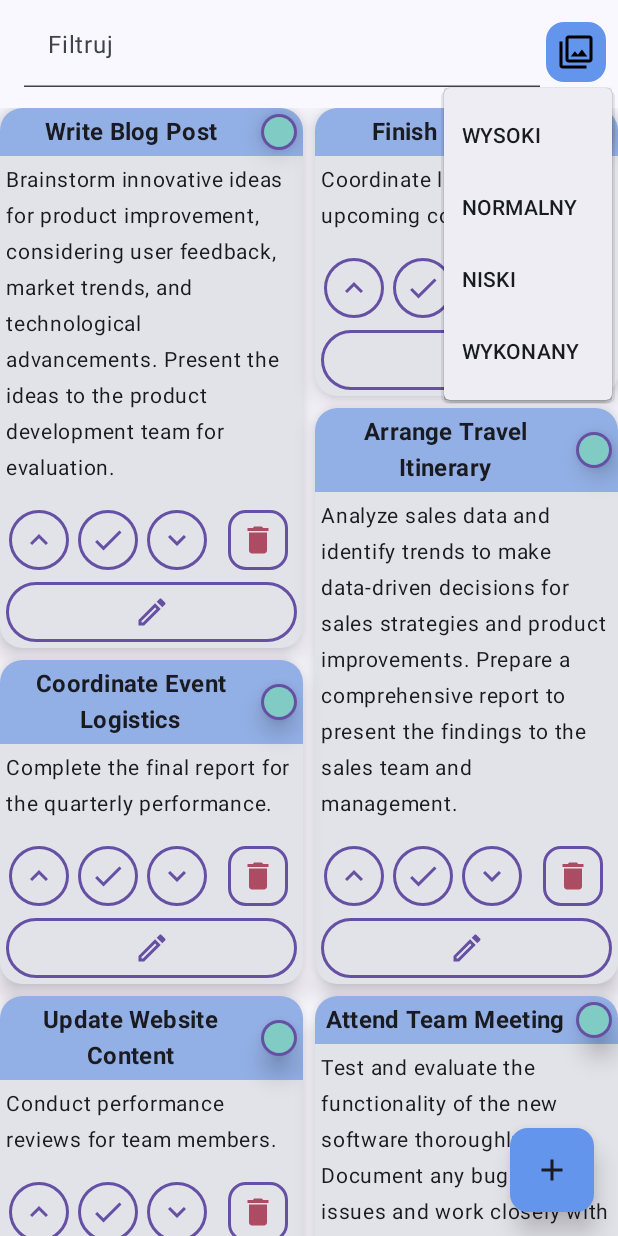
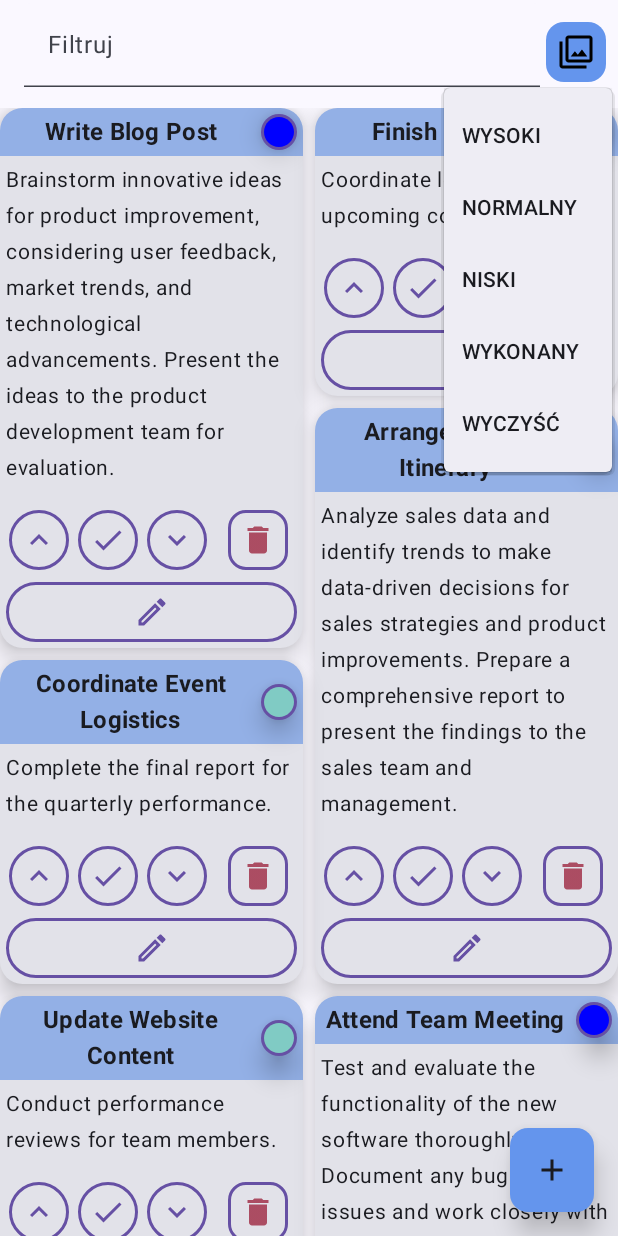
Before and after one commit to RafLew84/PrioritizeMeCompose, an Android app built with Jetpack Compose: the screen it shows after launch (MainActivity), after a tap on "Sorting Options", on a phone screen of 412 x 824 dp. Run offline under Robolectric (Android 15) with nearby library versions, the phone set to English and light mode, and no system bars; our stand-ins replace Room's generated code.

Commit message:
add coloring to tasks

```diff
--- a/app/src/main/java/com/example/prioritizemecompose/ui/screens/TaskListScreen.kt
+++ b/app/src/main/java/com/example/prioritizemecompose/ui/screens/TaskListScreen.kt
@@ -113,7 +113,8 @@ fun TaskListScreen(
                             onClickDone = { /*TODO()*/ },
                             onClickLowerPriority = { /*TODO()*/ },
                             onClickEdit = onEditScreen,
-                            task = tasks[index]
+                            task = tasks[index],
+                            viewModel = viewModel
                         )
                     }
                 },
@@ -193,6 +194,14 @@ private fun PriorityFiltering(
                 }
             )
         }
+        DropdownMenuItem(
+            text = { Text("WYCZYŚĆ")
+            },
+            onClick = {
+                expanded.value = false
+                viewModel.getAll()
+            }
+        )
     }
 }
 
@@ -202,7 +211,8 @@ private fun CreateItemCard(
     onClickDone: () -> Unit,
     onClickLowerPriority: () -> Unit,
     onClickEdit: () -> Unit,
-    task: Task
+    task: Task,
+    viewModel: TaskViewModel
 ) {
     Card(
         shape = RoundedCornerShape(15.dp),
@@ -211,7 +221,7 @@ private fun CreateItemCard(
         Column(
             modifier = Modifier.fillMaxSize()
         ) {
-            CardTitle(task.title)
+            CardTitle(task, viewModel)
             Text(
                 text = task.description,
                 modifier = Modifier.padding(4.dp),
@@ -230,7 +240,7 @@ private fun CreateItemCard(
 }
 
 @Composable
-private fun CardTitle(title: String) {
+private fun CardTitle(task: Task, viewModel: TaskViewModel) {
     Box(
         modifier = Modifier
             .fillMaxWidth()
@@ -243,7 +253,7 @@ private fun CardTitle(title: String) {
             verticalAlignment = Alignment.CenterVertically
         ) {
             Text(
-                text = title,
+                text = task.title,
                 fontWeight = FontWeight.Bold,
                 style = MaterialTheme.typography.titleMedium,
                 modifier = Modifier
@@ -253,7 +263,7 @@ private fun CardTitle(title: String) {
                 textAlign = TextAlign.Center,
             )
 
-            CreatePriorityIcon(Color(128, 203, 196))
+            CreatePriorityIcon(viewModel.getTaskColor(task))
         }
     }
 }
--- a/app/src/main/java/com/example/prioritizemecompose/viewmodel/TaskViewModel.kt
+++ b/app/src/main/java/com/example/prioritizemecompose/viewmodel/TaskViewModel.kt
@@ -1,6 +1,7 @@
 package com.example.prioritizemecompose.viewmodel
 
 import android.app.Application
+import androidx.compose.ui.graphics.Color
 import androidx.lifecycle.ViewModel
 import androidx.lifecycle.viewModelScope
 import com.example.prioritizemecompose.data.db.Priority
@@ -44,7 +45,7 @@ class TaskViewModel(application: Application) : ViewModel() {
         }
     }
 
-    private fun getAll(){
+    fun getAll(){
         viewModelScope.launch {
             repository.getTasks().collect{tasks ->
                 _tasksState.value = tasks
@@ -67,4 +68,13 @@ class TaskViewModel(application: Application) : ViewModel() {
             }
         }
     }
+
+    fun getTaskColor(task: Task): Color{
+        return when(task.priority) {
+            Priority.WYSOKI -> Color.Red
+            Priority.NISKI -> Color.Blue
+            Priority.NORMALNY -> Color.Green
+            else -> Color(128, 203, 196)
+        }
+    }
 }
```
